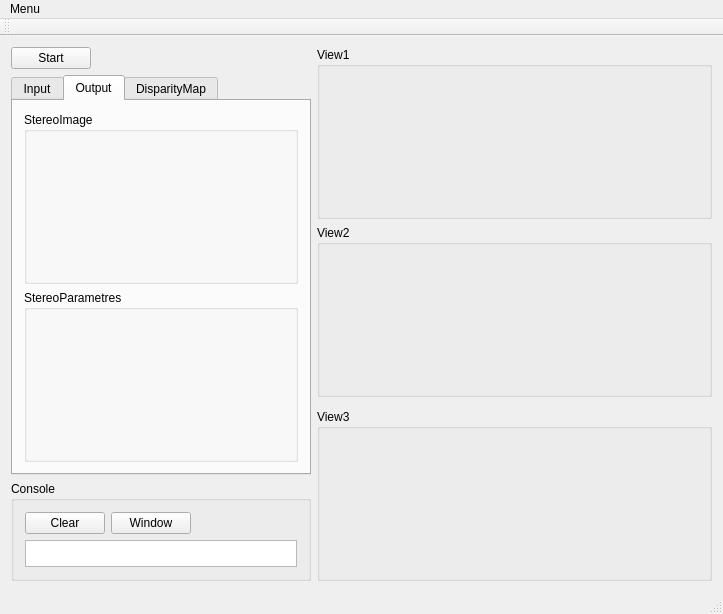
First picture: the form in mainwindow.ui, repository igreench/fish-tracker, before the edit.
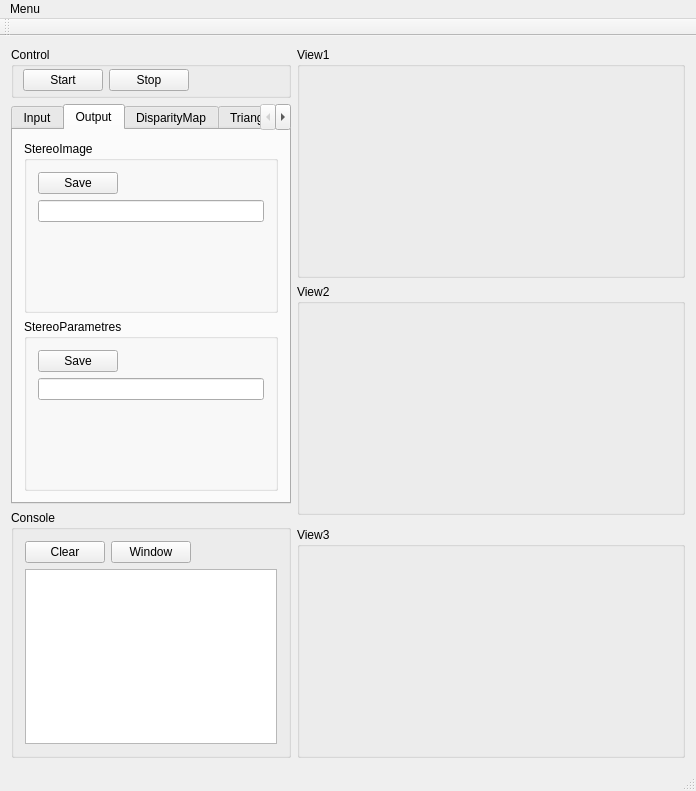
Second picture: the form after the edit. The open tabs and pages were chosen to show the change.

Diff of the .ui file:
```diff
--- a/mainwindow.ui
+++ b/mainwindow.ui
@@ -6,8 +6,8 @@
    <rect>
     <x>0</x>
     <y>0</y>
-    <width>723</width>
-    <height>614</height>
+    <width>696</width>
+    <height>791</height>
    </rect>
   </property>
   <property name="sizePolicy">
@@ -27,16 +27,81 @@
     <item row="0" column="0" rowspan="4">
      <layout class="QVBoxLayout" name="verticalLayout">
       <item>
-       <widget class="QPushButton" name="pushButton">
+       <widget class="QGroupBox" name="groupBox_9">
         <property name="sizePolicy">
-         <sizepolicy hsizetype="Fixed" vsizetype="Fixed">
+         <sizepolicy hsizetype="Fixed" vsizetype="Preferred">
           <horstretch>0</horstretch>
           <verstretch>0</verstretch>
          </sizepolicy>
         </property>
-        <property name="text">
-         <string>Start</string>
+        <property name="minimumSize">
+         <size>
+          <width>280</width>
+          <height>0</height>
+         </size>
         </property>
+        <property name="title">
+         <string>Control</string>
+        </property>
+        <layout class="QHBoxLayout" name="horizontalLayout_18">
+         <property name="spacing">
+          <number>6</number>
+         </property>
+         <property name="leftMargin">
+          <number>9</number>
+         </property>
+         <property name="topMargin">
+          <number>2</number>
+         </property>
+         <property name="rightMargin">
+          <number>9</number>
+         </property>
+         <property name="bottomMargin">
+          <number>4</number>
+         </property>
+         <item>
+          <widget class="QPushButton" name="pushButton">
+           <property name="sizePolicy">
+            <sizepolicy hsizetype="Fixed" vsizetype="Fixed">
+             <horstretch>0</horstretch>
+             <verstretch>0</verstretch>
+            </sizepolicy>
+           </property>
+           <property name="text">
+            <string>Start</string>
+           </property>
+          </widget>
+         </item>
+         <item>
+          <widget class="QPushButton" name="pushButton_10">
+           <property name="sizePolicy">
+            <sizepolicy hsizetype="Fixed" vsizetype="Fixed">
+             <horstretch>0</horstretch>
+             <verstretch>0</verstretch>
+            </sizepolicy>
+           </property>
+           <property name="text">
+            <string>Stop</string>
+           </property>
+          </widget>
+         </item>
+         <item>
+          <spacer name="horizontalSpacer_29">
+           <property name="orientation">
+            <enum>Qt::Horizontal</enum>
+           </property>
+           <property name="sizeType">
+            <enum>QSizePolicy::Expanding</enum>
+           </property>
+           <property name="sizeHint" stdset="0">
+            <size>
+             <width>116</width>
+             <height>20</height>
+            </size>
+           </property>
+          </spacer>
+         </item>
+        </layout>
        </widget>
       </item>
       <item>
@@ -49,13 +114,13 @@
         </property>
         <property name="minimumSize">
          <size>
-          <width>300</width>
+          <width>280</width>
           <height>0</height>
          </size>
         </property>
         <property name="maximumSize">
          <size>
-          <width>300</width>
+          <width>280</width>
           <height>400</height>
          </size>
         </property>
@@ -190,6 +255,48 @@
             <property name="title">
              <string>StereoImage</string>
             </property>
+            <layout class="QVBoxLayout" name="verticalLayout_3">
+             <item>
+              <layout class="QHBoxLayout" name="horizontalLayout_11">
+               <item>
+                <widget class="QPushButton" name="pushButton_8">
+                 <property name="text">
+                  <string>Save</string>
+                 </property>
+                </widget>
+               </item>
+               <item>
+                <spacer name="horizontalSpacer_13">
+                 <property name="orientation">
+                  <enum>Qt::Horizontal</enum>
+                 </property>
+                 <property name="sizeHint" stdset="0">
+                  <size>
+                   <width>40</width>
+                   <height>20</height>
+                  </size>
+                 </property>
+                </spacer>
+               </item>
+              </layout>
+             </item>
+             <item>
+              <widget class="QLineEdit" name="lineEdit"/>
+             </item>
+             <item>
+              <spacer name="verticalSpacer_3">
+               <property name="orientation">
+                <enum>Qt::Vertical</enum>
+               </property>
+               <property name="sizeHint" stdset="0">
+                <size>
+                 <width>20</width>
+                 <height>82</height>
+                </size>
+               </property>
+              </spacer>
+             </item>
+            </layout>
            </widget>
           </item>
           <item>
@@ -197,6 +304,48 @@
             <property name="title">
              <string>StereoParametres</string>
             </property>
+            <layout class="QVBoxLayout" name="verticalLayout_11">
+             <item>
+              <layout class="QHBoxLayout" name="horizontalLayout_13">
+               <item>
+                <widget class="QPushButton" name="pushButton_9">
+                 <property name="text">
+                  <string>Save</string>
+                 </property>
+                </widget>
+               </item>
+               <item>
+                <spacer name="horizontalSpacer_14">
+                 <property name="orientation">
+                  <enum>Qt::Horizontal</enum>
+                 </property>
+                 <property name="sizeHint" stdset="0">
+                  <size>
+                   <width>40</width>
+                   <height>20</height>
+                  </size>
+                 </property>
+                </spacer>
+               </item>
+              </layout>
+             </item>
+             <item>
+              <widget class="QLineEdit" name="lineEdit_2"/>
+             </item>
+             <item>
+              <spacer name="verticalSpacer">
+               <property name="orientation">
+                <enum>Qt::Vertical</enum>
+               </property>
+               <property name="sizeHint" stdset="0">
+                <size>
+                 <width>20</width>
+                 <height>82</height>
+                </size>
+               </property>
+              </spacer>
+             </item>
+            </layout>
            </widget>
           </item>
          </layout>
@@ -960,6 +1109,11 @@
           </item>
          </layout>
         </widget>
+        <widget class="QWidget" name="tab_6">
+         <attribute name="title">
+          <string>Triangulation</string>
+         </attribute>
+        </widget>
        </widget>
       </item>
       <item>
@@ -972,13 +1126,13 @@
         </property>
         <property name="minimumSize">
          <size>
-          <width>0</width>
+          <width>280</width>
           <height>100</height>
          </size>
         </property>
         <property name="maximumSize">
          <size>
-          <width>300</width>
+          <width>280</width>
           <height>16777215</height>
          </size>
         </property>
@@ -1020,7 +1174,7 @@
          <item>
           <widget class="QListView" name="listView_3">
            <property name="sizePolicy">
-            <sizepolicy hsizetype="Preferred" vsizetype="Preferred">
+            <sizepolicy hsizetype="Preferred" vsizetype="Expanding">
              <horstretch>0</horstretch>
              <verstretch>0</verstretch>
             </sizepolicy>
@@ -1039,22 +1193,6 @@
         </layout>
        </widget>
       </item>
-      <item>
-       <spacer name="verticalSpacer_2">
-        <property name="orientation">
-         <enum>Qt::Vertical</enum>
-        </property>
-        <property name="sizeType">
-         <enum>QSizePolicy::Minimum</enum>
-        </property>
-        <property name="sizeHint" stdset="0">
-         <size>
-          <width>20</width>
-          <height>0</height>
-         </size>
-        </property>
-       </spacer>
-      </item>
      </layout>
     </item>
     <item row="3" column="1">
@@ -1242,7 +1380,7 @@
     <rect>
      <x>0</x>
      <y>0</y>
-     <width>723</width>
+     <width>696</width>
      <height>21</height>
     </rect>
    </property>
```
Left out of the diff: 11 changed lines with no effect on the pictures.
